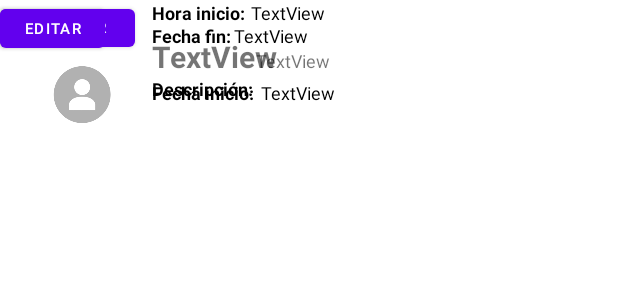
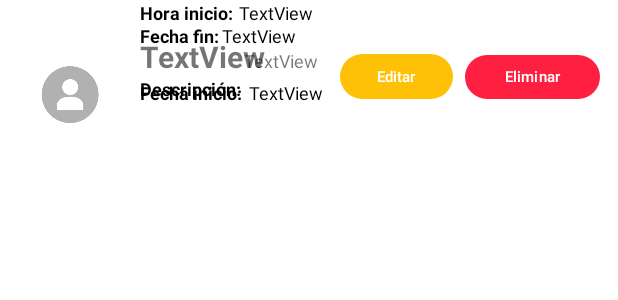
Before and after one commit to JoaquinOrellana/Lab_5_iot, an Android app: the layout rv_actividad_listar.xml on its own in the app's theme, with its tools: preview values and no code run, on a phone screen of 412 x 824 dp. Shown: the top 300 px of the screen. Run offline under Robolectric (Android 15) with nearby library versions, the phone set to English and light mode, and no system bars.

Commit message:
lista actividades

```diff
--- a/app/src/main/res/layout/rv_actividad_listar.xml
+++ b/app/src/main/res/layout/rv_actividad_listar.xml
@@ -9,16 +9,19 @@
         android:id="@+id/button3"
         android:layout_width="90dp"
         android:layout_height="37dp"
+        android:layout_marginEnd="12dp"
         android:text="Eliminar"
         android:textSize="10sp"
-        tools:layout_editor_absoluteX="320dp"
-        tools:layout_editor_absoluteY="53dp" />
+        android:theme="@style/boton_rojo"
+        app:layout_constraintBottom_toBottomOf="parent"
+        app:layout_constraintEnd_toEndOf="parent"
+        app:layout_constraintTop_toTopOf="parent" />
 
     <ImageView
         android:id="@+id/imageView5"
         android:layout_width="77dp"
         android:layout_height="78dp"
-        android:layout_marginStart="16dp"
+        android:layout_marginStart="8dp"
         android:layout_marginTop="24dp"
         app:layout_constraintStart_toStartOf="parent"
         app:layout_constraintTop_toTopOf="parent"
@@ -49,12 +52,16 @@
 
     <Button
         android:id="@+id/button2"
-        android:layout_width="70dp"
+        android:layout_width="75dp"
         android:layout_height="38dp"
+        android:layout_marginEnd="8dp"
         android:text="Editar"
         android:textSize="10sp"
-        tools:layout_editor_absoluteX="253dp"
-        tools:layout_editor_absoluteY="51dp" />
+        android:theme="@style/boton_amarillo"
+        app:layout_constraintBottom_toBottomOf="@+id/button3"
+        app:layout_constraintEnd_toStartOf="@+id/button3"
+        app:layout_constraintTop_toTopOf="@+id/button3"
+        app:layout_constraintVertical_bias="1.0" />
 
     <TextView
         android:id="@+id/textView8"
--- a/app/src/main/res/values/themes.xml
+++ b/app/src/main/res/values/themes.xml
@@ -13,4 +13,24 @@
         <item name="android:statusBarColor" tools:targetApi="l">?attr/colorPrimaryVariant</item>
         <!-- Customize your theme here. -->
     </style>
+
+    <style name="mdcTheme">
+        <item name="cornerSize">20dp</item>
+        <item name="cornerFamily">cut</item>
+    </style>
+
+    <style name="boton_rojo" parent="Theme.Material3.DayNight">
+    <!-- Primary brand color. -->
+        <item name="colorPrimary">#FF1F41</item>
+        <item name="colorPrimaryVariant">#240056</item>
+        <item name="colorOnPrimary">@color/white</item>
+        <item name="shapeAppearance">@style/mdcTheme</item>
+    </style>
+    <style name="boton_amarillo" parent="Theme.Material3.DayNight">
+        <!-- Primary brand color. -->
+        <item name="colorPrimary">#FFC107</item>
+        <item name="colorPrimaryVariant">#240056</item>
+        <item name="colorOnPrimary">@color/white</item>
+        <item name="shapeAppearance">@style/mdcTheme</item>
+    </style>
 </resources>
```
